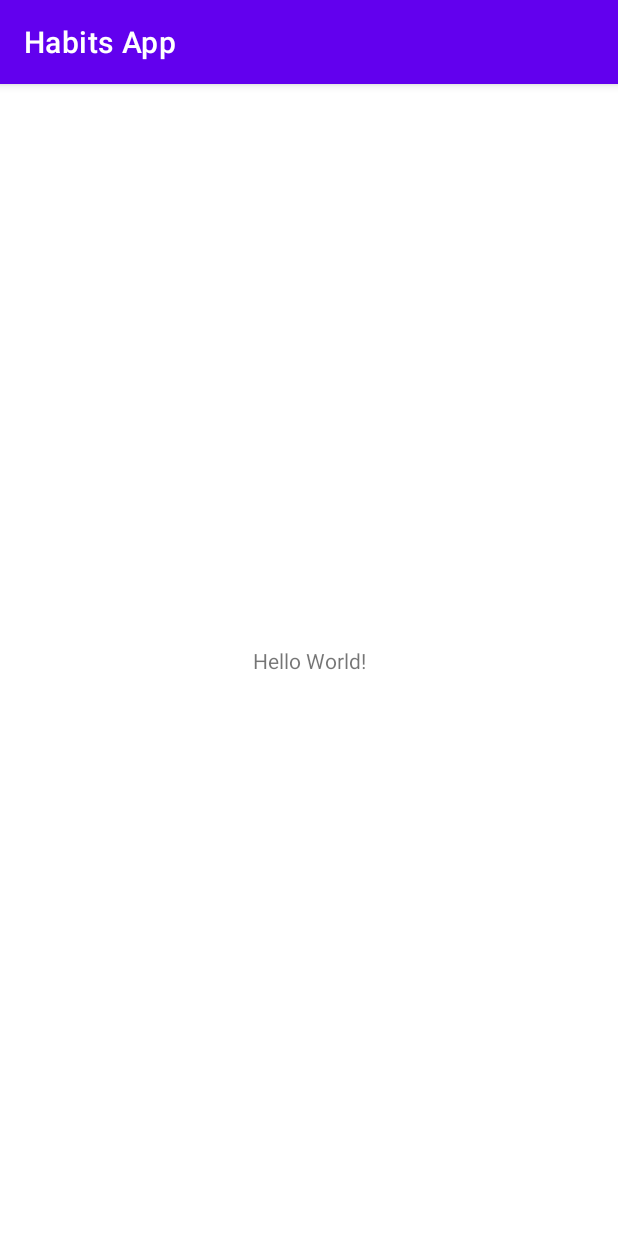
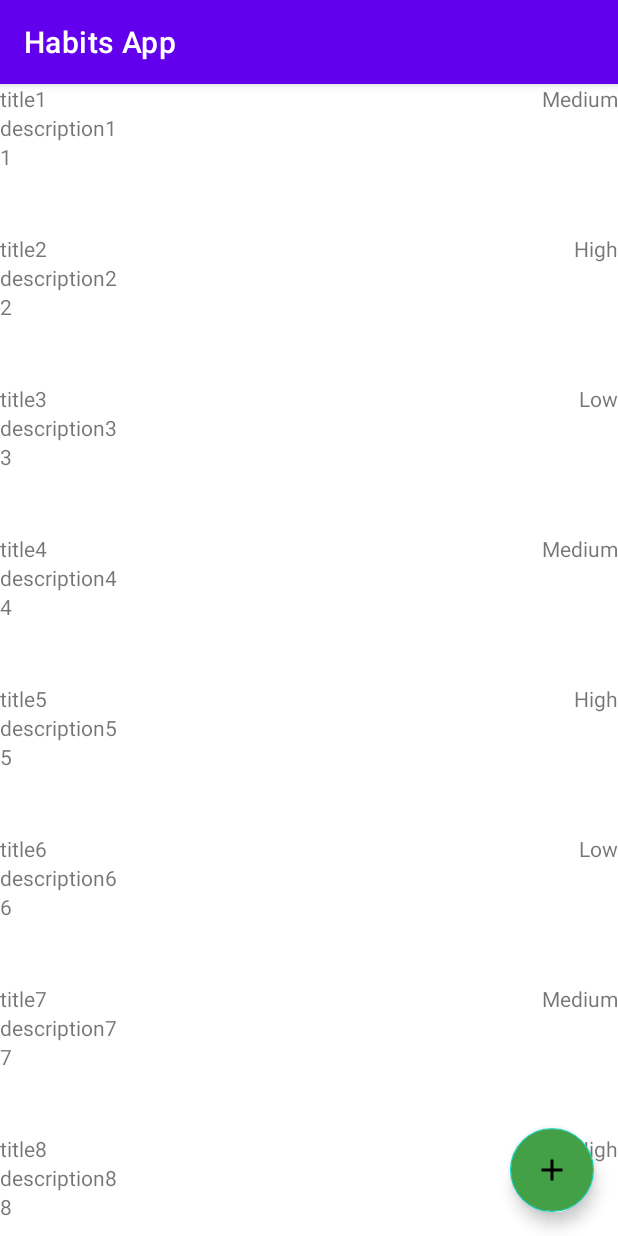
Before and after one commit to fed1v/habits-app, an Android app: the screen it shows after launch (MainActivity), on a phone screen of 412 x 824 dp. Run offline under Robolectric (Android 15) with nearby library versions, the phone set to English and light mode, and no system bars.

Commit message:
create ui

```diff
--- a/app/build.gradle
+++ b/app/build.gradle
@@ -1,6 +1,7 @@
 plugins {
     id 'com.android.application'
     id 'org.jetbrains.kotlin.android'
+    id 'kotlin-parcelize'
 }
 
 android {
@@ -17,8 +18,8 @@ android {
         testInstrumentationRunner "androidx.test.runner.AndroidJUnitRunner"
     }
 
-    viewBinding{
-        enabled = true
+    buildFeatures{
+        viewBinding true
     }
 
     buildTypes {
--- a/app/src/main/AndroidManifest.xml
+++ b/app/src/main/AndroidManifest.xml
@@ -12,7 +12,7 @@
         android:theme="@style/Theme.HabitsApp"
         tools:targetApi="31">
         <activity
-            android:name=".MainActivity"
+            android:name=".presentation.MainActivity"
             android:exported="true">
             <intent-filter>
                 <action android:name="android.intent.action.MAIN" />
@@ -20,6 +20,8 @@
                 <category android:name="android.intent.category.LAUNCHER" />
             </intent-filter>
         </activity>
+
+        <activity android:name=".presentation.AddEditHabitActivity" />
     </application>
 
 </manifest>
--- a/app/src/main/java/com/ivan/habitsapp/MainActivity.kt
+++ /dev/null
@@ -1,11 +0,0 @@
-package com.ivan.habitsapp
-
-import androidx.appcompat.app.AppCompatActivity
-import android.os.Bundle
-
-class MainActivity : AppCompatActivity() {
-    override fun onCreate(savedInstanceState: Bundle?) {
-        super.onCreate(savedInstanceState)
-        setContentView(R.layout.activity_main)
-    }
-}
--- /dev/null
+++ b/app/src/main/java/com/ivan/habitsapp/model/Habit.kt
@@ -0,0 +1,15 @@
+package com.ivan.habitsapp.model
+
+import android.os.Parcelable
+import kotlinx.parcelize.Parcelize
+
+
+@Parcelize
+data class Habit(
+    val title: String,
+    val description: String,
+    val priority: HabitPriority,
+    val type: String,
+    val periodicity: Int,
+    val color: Int
+) : Parcelable
--- /dev/null
+++ b/app/src/main/java/com/ivan/habitsapp/model/HabitPriority.kt
@@ -0,0 +1,5 @@
+package com.ivan.habitsapp.model
+
+enum class HabitPriority {
+    LOW, MEDIUM, HIGH
+}
--- /dev/null
+++ b/app/src/main/java/com/ivan/habitsapp/presentation/MainActivity.kt
@@ -0,0 +1,63 @@
+package com.ivan.habitsapp.presentation
+
+import android.content.Intent
+import android.os.Bundle
+import android.widget.Toast
+import androidx.appcompat.app.AppCompatActivity
+import com.ivan.habitsapp.databinding.ActivityMainBinding
+import com.ivan.habitsapp.model.Habit
+import com.ivan.habitsapp.model.HabitPriority
+import com.ivan.habitsapp.presentation.adapter.HabitAdapter
+import com.ivan.habitsapp.util.OnItemClickListener
+
+class MainActivity : AppCompatActivity() {
+    companion object {
+        const val EXTRA_HABIT = "EXTRA_HABIT"
+    }
+
+    private lateinit var binding: ActivityMainBinding
+    private lateinit var habitAdapter: HabitAdapter
+
+    private val habitItemClickListener = object : OnItemClickListener<Habit> {
+        override fun onItemClicked(item: Habit) {
+            println("habit = $item")
+            Toast.makeText(this@MainActivity, item.toString(), Toast.LENGTH_SHORT).show()
+            Intent(this@MainActivity, AddEditHabitActivity::class.java).apply {
+                putExtra(EXTRA_HABIT, item)
+                startActivity(this)
+            }
+        }
+    }
+
+    override fun onCreate(savedInstanceState: Bundle?) {
+        super.onCreate(savedInstanceState)
+        binding = ActivityMainBinding.inflate(layoutInflater)
+        setContentView(binding.root)
+
+        initRecyclerView()
+
+        binding.buttonAdd.setOnClickListener {
+            Toast.makeText(this, "Add habit", Toast.LENGTH_SHORT).show()
+            startActivity(Intent(this, AddEditHabitActivity::class.java))
+        }
+    }
+
+    private fun initRecyclerView() {
+        habitAdapter = HabitAdapter(habitItemClickListener).apply {
+            habits = habitsList.toMutableList()
+        }
+
+        binding.recyclerviewHabitsList.adapter = habitAdapter
+    }
+}
+
+val habitsList = (1..15).map {
+    Habit(
+        title = "title$it",
+        description = "description$it",
+        periodicity = it,
+        priority = if (it % 3 == 0) HabitPriority.LOW else if (it % 3 == 1) HabitPriority.MEDIUM else HabitPriority.HIGH,
+        type = "type$it",
+        color = it
+    )
+}
--- /dev/null
+++ b/app/src/main/java/com/ivan/habitsapp/presentation/adapter/HabitAdapter.kt
@@ -0,0 +1,60 @@
+package com.ivan.habitsapp.presentation.adapter
+
+import android.view.LayoutInflater
+import android.view.ViewGroup
+import androidx.recyclerview.widget.RecyclerView
+import com.ivan.habitsapp.model.Habit
+import com.ivan.habitsapp.model.HabitPriority
+import com.ivan.habitsapp.databinding.HabitItemViewBinding
+import com.ivan.habitsapp.util.OnItemClickListener
+
+class HabitAdapter(
+    private val listener: OnItemClickListener<Habit>
+) : RecyclerView.Adapter<HabitAdapter.HabitViewHolder>() {
+
+    var habits: MutableList<Habit> = mutableListOf()
+        set(newValue) {
+            field.clear()
+            field.addAll(newValue)
+            notifyDataSetChanged()
+        }
+
+    override fun onCreateViewHolder(parent: ViewGroup, viewType: Int): HabitViewHolder {
+        println("create viewholder")
+        val inflater = LayoutInflater.from(parent.context)
+        val binding = HabitItemViewBinding.inflate(inflater, parent, false)
+        return HabitViewHolder(binding, listener)
+    }
+
+    override fun onBindViewHolder(holder: HabitViewHolder, position: Int) {
+        println(habits)
+        holder.bind(habits[position])
+    }
+
+    override fun getItemCount(): Int = habits.size
+
+    class HabitViewHolder(
+        private val binding: HabitItemViewBinding,
+        private val listener: OnItemClickListener<Habit>
+    ) : RecyclerView.ViewHolder(binding.root) {
+
+        fun bind(item: Habit) {
+            println("bind $item")
+
+            binding.textviewHabitTitle.text = item.title
+            binding.textviewHabitDescription.text = item.description
+
+            binding.textviewHabitPriority.text = when (item.priority) {
+                HabitPriority.LOW -> "Low"
+                HabitPriority.MEDIUM -> "Medium"
+                HabitPriority.HIGH -> "High"
+            }
+
+            binding.textviewHabitPeriodicity.text = item.periodicity.toString()
+
+            binding.root.setOnClickListener {
+                listener.onItemClicked(item)
+            }
+        }
+    }
+}
--- /dev/null
+++ b/app/src/main/java/com/ivan/habitsapp/util/OnItemSelectedListener.kt
@@ -0,0 +1,5 @@
+package com.ivan.habitsapp.util
+
+interface OnItemClickListener<T> {
+    fun onItemClicked(item: T)
+}
--- /dev/null
+++ b/app/src/main/res/drawable/icon_add_button.xml
@@ -0,0 +1,5 @@
+<vector android:height="24dp" android:tint="#000000"
+    android:viewportHeight="24" android:viewportWidth="24"
+    android:width="24dp" xmlns:android="http://schemas.android.com/apk/res/android">
+    <path android:fillColor="@android:color/white" android:pathData="M19,13h-6v6h-2v-6H5v-2h6V5h2v6h6v2z"/>
+</vector>
--- a/app/src/main/res/layout/activity_main.xml
+++ b/app/src/main/res/layout/activity_main.xml
@@ -4,15 +4,36 @@
     xmlns:tools="http://schemas.android.com/tools"
     android:layout_width="match_parent"
     android:layout_height="match_parent"
-    tools:context=".MainActivity">
+    tools:context=".presentation.MainActivity">
 
-    <TextView
-        android:layout_width="wrap_content"
-        android:layout_height="wrap_content"
-        android:text="Hello World!"
+    <RelativeLayout
+        android:layout_width="match_parent"
+        android:layout_height="match_parent"
         app:layout_constraintBottom_toBottomOf="parent"
         app:layout_constraintEnd_toEndOf="parent"
         app:layout_constraintStart_toStartOf="parent"
-        app:layout_constraintTop_toTopOf="parent" />
+        app:layout_constraintTop_toTopOf="parent">
+
+        <androidx.recyclerview.widget.RecyclerView
+            android:id="@+id/recyclerview_habits_list"
+            android:layout_width="match_parent"
+            android:layout_height="wrap_content"
+            app:layoutManager="androidx.recyclerview.widget.LinearLayoutManager"
+            tools:listitem="@layout/habit_item_view" />
+
+        <com.google.android.material.floatingactionbutton.FloatingActionButton
+            android:id="@+id/button_add"
+            android:layout_width="wrap_content"
+            android:layout_height="wrap_content"
+            android:layout_alignParentEnd="true"
+            android:layout_alignParentBottom="true"
+            android:layout_marginEnd="16dp"
+            android:layout_marginBottom="16dp"
+            android:backgroundTint="#43A047"
+            android:contentDescription="@string/add_habit"
+            android:src="@drawable/icon_add_button" />
+
+    </RelativeLayout>
+
 
 </androidx.constraintlayout.widget.ConstraintLayout>
--- /dev/null
+++ b/app/src/main/res/layout/habit_item_view.xml
@@ -0,0 +1,41 @@
+<?xml version="1.0" encoding="utf-8"?>
+<androidx.constraintlayout.widget.ConstraintLayout xmlns:android="http://schemas.android.com/apk/res/android"
+    xmlns:app="http://schemas.android.com/apk/res-auto"
+    xmlns:tools="http://schemas.android.com/tools"
+    android:layout_width="match_parent"
+    android:layout_height="100dp">
+
+    <TextView
+        android:id="@+id/textview_habit_title"
+        android:layout_width="wrap_content"
+        android:layout_height="wrap_content"
+        app:layout_constraintStart_toStartOf="parent"
+        app:layout_constraintTop_toTopOf="parent"
+        tools:text="Title" />
+
+    <TextView
+        android:id="@+id/textview_habit_description"
+        android:layout_width="wrap_content"
+        android:layout_height="wrap_content"
+        app:layout_constraintStart_toStartOf="parent"
+        app:layout_constraintTop_toBottomOf="@id/textview_habit_title"
+        tools:text="Description" />
+
+    <TextView
+        android:id="@+id/textview_habit_priority"
+        android:layout_width="wrap_content"
+        android:layout_height="wrap_content"
+        app:layout_constraintEnd_toEndOf="parent"
+        app:layout_constraintTop_toTopOf="@id/textview_habit_title"
+        tools:text="Priority" />
+
+    <TextView
+        android:id="@+id/textview_habit_periodicity"
+        android:layout_width="wrap_content"
+        android:layout_height="wrap_content"
+        app:layout_constraintStart_toStartOf="parent"
+        app:layout_constraintTop_toBottomOf="@id/textview_habit_description"
+        tools:text="Periodicity" />
+
+
+</androidx.constraintlayout.widget.ConstraintLayout>
```
Also changed, not shown: app/src/main/java/com/ivan/habitsapp/presentation/AddEditHabitActivity.kt (added, +25 -0 lines), app/src/main/res/layout/activity_add_edit_habit.xml (added, +109 -0 lines), app/src/main/res/layout/spinner_item.xml (added, +17 -0 lines), app/src/main/res/values/strings.xml (+13 -0 lines).
